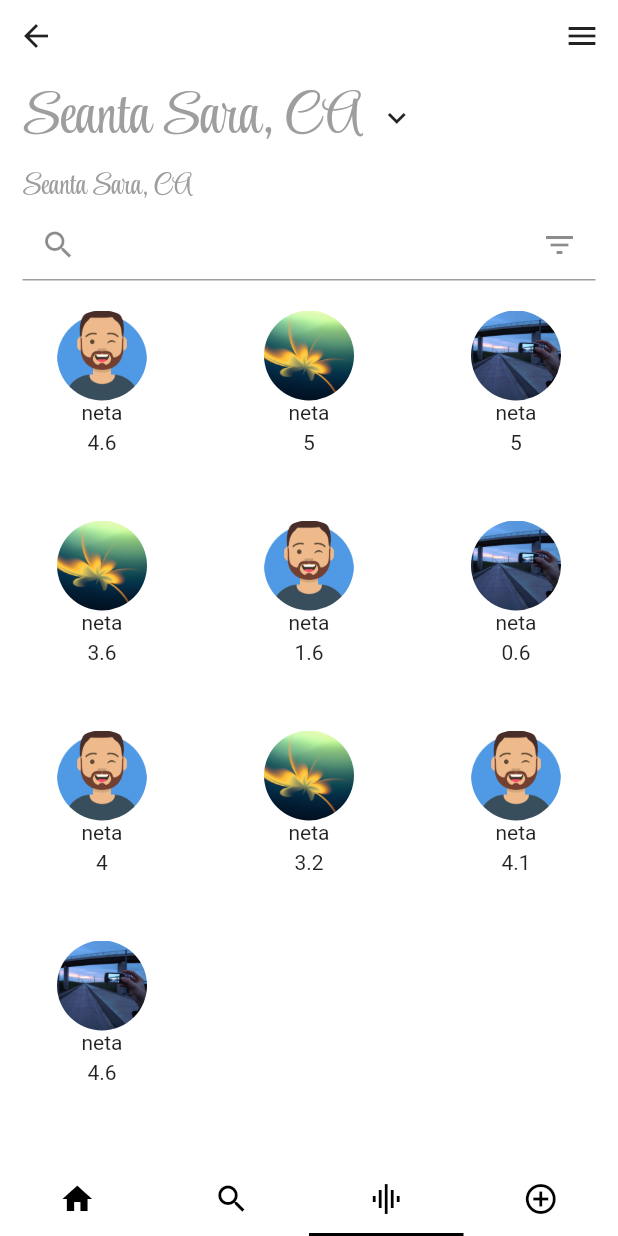
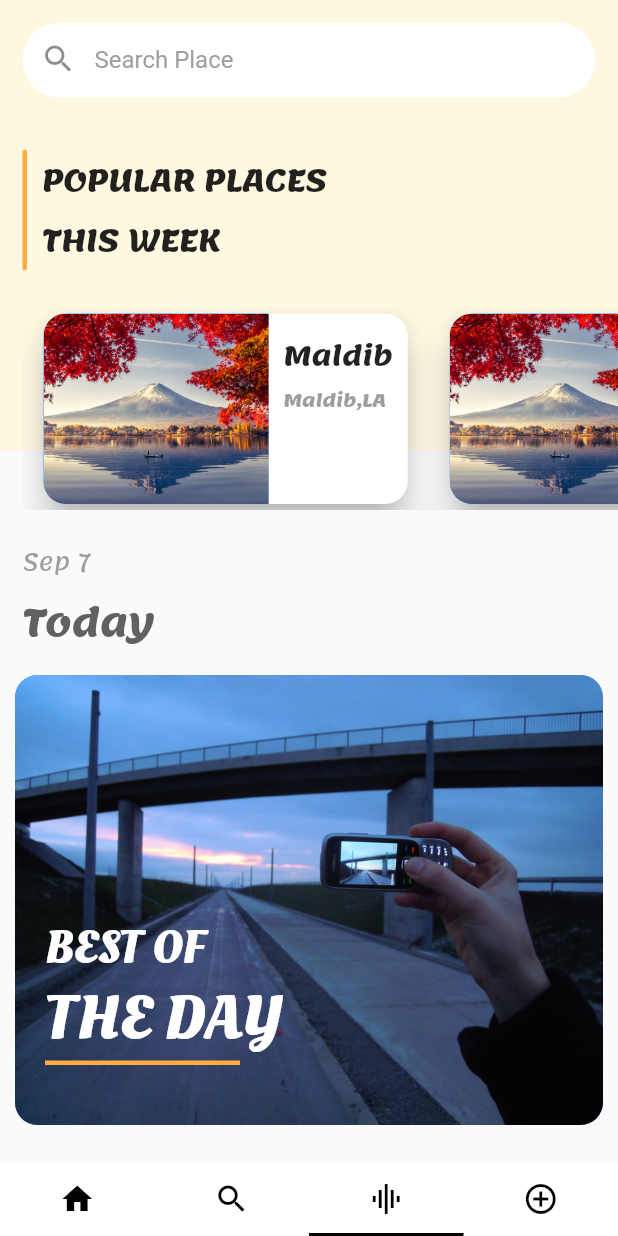
Before and after one commit to ShariyarAbeer/travel_app, a Flutter app: the screen it shows after launch, item 3 of the bottom bar chosen, on a phone screen of 412 x 824 dp. Run offline on Flutter 3.47's test engine with Material 2 defaults, Android fonts, the phone set to English and light mode, and no system bars.

Commit message:
info done

```diff
--- a/lib/home.dart
+++ b/lib/home.dart
@@ -3,6 +3,7 @@ import 'dart:ui';
 import 'package:flutter/material.dart';
 import 'package:travel_app/profile.dart';
 
+import 'info.dart';
 import 'search.dart';
 
 class Home extends StatefulWidget {
@@ -230,7 +231,7 @@ class _HomeState extends State<Home> with SingleTickerProviderStateMixin {
               child: Search(),
             ),
             Center(
-              child: Search(),
+              child: Info(),
             ),
             Center(
               child: Search(),
--- /dev/null
+++ b/lib/info.dart
@@ -0,0 +1,275 @@
+import 'package:flutter/material.dart';
+
+class Info extends StatefulWidget {
+  const Info({Key key}) : super(key: key);
+
+  @override
+  _InfoState createState() => _InfoState();
+}
+
+class _InfoState extends State<Info> {
+  @override
+  Widget build(BuildContext context) {
+    return SafeArea(
+      child: Scaffold(
+        body: ListView(
+          children: [
+            Column(
+              children: [
+                Stack(
+                  children: [
+                    Container(
+                      height: 300.0,
+                      color: Colors.amber[50],
+                    ),
+                    Column(
+                      children: [
+                        Container(
+                          margin: EdgeInsets.all(15.0),
+                          height: 50.0,
+                          decoration: BoxDecoration(
+                              borderRadius: BorderRadius.circular(25.0),
+                              color: Colors.white),
+                          child: TextField(
+                            decoration: InputDecoration(
+                                contentPadding: EdgeInsets.all(15.0),
+                                prefixIcon: Icon(Icons.search),
+                                hintText: "Search Place",
+                                hintStyle: TextStyle(color: Colors.grey),
+                                border: InputBorder.none),
+                            autofocus: false,
+                          ),
+                        ),
+                        SizedBox(
+                          height: 20.0,
+                        ),
+                        Padding(
+                          padding: EdgeInsets.only(left: 15.0),
+                          child: Container(
+                            padding: EdgeInsets.only(left: 10.0),
+                            decoration: BoxDecoration(
+                              border: Border(
+                                left: BorderSide(
+                                    color: Colors.orangeAccent,
+                                    style: BorderStyle.solid,
+                                    width: 3.0),
+                              ),
+                            ),
+                            child: Row(
+                              children: [
+                                Column(
+                                  crossAxisAlignment: CrossAxisAlignment.start,
+                                  children: [
+                                    Text(
+                                      "POPULAR PLACES",
+                                      style: TextStyle(
+                                          fontSize: 20.0,
+                                          fontWeight: FontWeight.bold,
+                                          fontFamily: "Lemonada"),
+                                    ),
+                                    Text(
+                                      "THIS WEEK",
+                                      style: TextStyle(
+                                          fontSize: 20.0,
+                                          fontWeight: FontWeight.bold,
+                                          fontFamily: "Lemonada"),
+                                    )
+                                  ],
+                                )
+                              ],
+                            ),
+                          ),
+                        ),
+                        SizedBox(
+                          height: 10.0,
+                        ),
+
+                        Container(
+                          color: Colors.transparent,
+                          padding: EdgeInsets.only(
+                            top: 15.0,
+                            left: 15.0,
+                          ),
+                          height: 150.0,
+                          child: ListView.builder(
+                            scrollDirection: Axis.horizontal,
+                            itemBuilder: (context, index) {
+                              return _placeList(
+                                "assets/images/image3.jpg",
+                                "Maldib",
+                                "Maldib,LA",
+                              );
+                            },
+                            itemCount: 5,
+                          ),
+                        ),
+                        SizedBox(
+                          height: 20.0,
+                        ),
+                        Container(
+                            padding: EdgeInsets.only(left: 15.0),
+                            alignment: Alignment.topLeft,
+                            child: Column(
+                              crossAxisAlignment: CrossAxisAlignment.start,
+                              children: [
+                                Text(
+                                  'Sep 7',
+                                  style: TextStyle(
+                                      fontFamily: "Lemonada",
+                                      fontSize: 15.0,
+                                      color: Colors.grey),
+                                ),
+                                Text(
+                                  "Today",
+                                  style: TextStyle(
+                                      fontFamily: "Lemonada",
+                                      fontSize: 25.0,
+                                      fontWeight: FontWeight.bold,
+                                      color: Colors.grey[700]),
+                                ),
+                              ],
+                            ))
+
+                        // _placeList(
+                        //   "assets/images/image1.png",
+                        //   "Maldib",
+                        //   "Maldib,LA",
+                        // )
+                      ],
+                    ),
+                  ],
+                ),
+              ],
+            ),
+            Stack(
+              children: [
+                Padding(
+                  padding: const EdgeInsets.all(10.0),
+                  child: Container(
+                    height: 300.0,
+                    decoration: BoxDecoration(
+                      borderRadius: BorderRadius.circular(15.0),
+                      color: Colors.blueAccent,
+                      image: DecorationImage(
+                          // image: AssetImage(url),
+                          image: AssetImage("assets/images/image4.png"),
+                          fit: BoxFit.cover),
+                    ),
+                  ),
+                ),
+                Positioned(
+                    bottom: 50,
+                    left: 30,
+                    child: Column(
+                      crossAxisAlignment: CrossAxisAlignment.start,
+                      children: [
+                        Text(
+                          "BEST OF ",
+                          style: TextStyle(
+                              color: Colors.white,
+                              fontWeight: FontWeight.bold,
+                              fontSize: 30.0,
+                              fontFamily: "OleoScript"),
+                        ),
+                        Text(
+                          "THE DAY",
+                          style: TextStyle(
+                              color: Colors.white,
+                              fontWeight: FontWeight.bold,
+                              fontSize: 40.0,
+                              fontFamily: "OleoScript"),
+                        ),
+                        Container(
+                          padding: EdgeInsets.only(left: 10.0),
+                          width: 130.0,
+                          decoration: BoxDecoration(
+                            border: Border(
+                              bottom: BorderSide(
+                                  color: Colors.orangeAccent,
+                                  style: BorderStyle.solid,
+                                  width: 3.0),
+                            ),
+                          ),
+                        )
+                      ],
+                    )),
+              ],
+            ),
+          ],
+        ),
+      ),
+    );
+  }
+
+// assets/images/image1.png
+  Widget _placeList(String url, String title, String subtitle) {
+    return Padding(
+      padding: const EdgeInsets.only(left: 10.0, right: 10.0),
+      child: Card(
+        elevation: 10.0,
+        // shadowColor: ,
+        shape: RoundedRectangleBorder(
+          borderRadius: BorderRadius.circular(15.0),
+        ),
+        child: Row(
+          children: [
+            Column(
+              crossAxisAlignment: CrossAxisAlignment.start,
+              children: [
+                Container(
+                  height: 127.0,
+                  width: 150.0,
+                  decoration: BoxDecoration(
+                    borderRadius: BorderRadius.only(
+                        topLeft: Radius.circular(15.0),
+                        bottomLeft: Radius.circular(15.0)),
+                    color: Colors.blueAccent,
+                    image: DecorationImage(
+                        image: AssetImage(url),
+                        // image: AssetImage("assets/images/image1.png"),
+                        fit: BoxFit.cover),
+                  ),
+                ),
+              ],
+            ),
+            Column(
+              crossAxisAlignment: CrossAxisAlignment.start,
+              children: [
+                Padding(
+                    padding: const EdgeInsets.all(10.0),
+                    child: Column(
+                      crossAxisAlignment: CrossAxisAlignment.start,
+                      children: [
+                        Container(
+                          decoration: BoxDecoration(),
+                          child: Text(
+                            title,
+                            // "Maldib",
+                            style: TextStyle(
+                                fontFamily: "Lemonada",
+                                fontSize: 18.0,
+                                fontWeight: FontWeight.bold),
+                          ),
+                        ),
+                        Container(
+                          decoration: BoxDecoration(),
+                          child: Text(
+                            subtitle,
+                            // "Maldib,LA",
+                            style: TextStyle(
+                                fontFamily: "Lemonada",
+                                fontSize: 12.0,
+                                color: Colors.grey,
+                                fontWeight: FontWeight.bold),
+                          ),
+                        ),
+                      ],
+                    ))
+              ],
+            )
+          ],
+        ),
+      ),
+    );
+  }
+}
```
